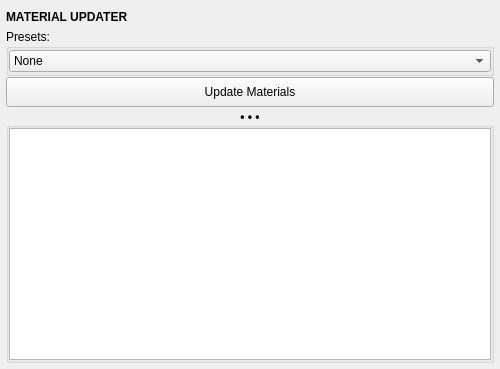
The window that mayatk/mat_utils/mat_updater.ui (m3trik/mayatk) describes before a commit, drawn with Qt 5.
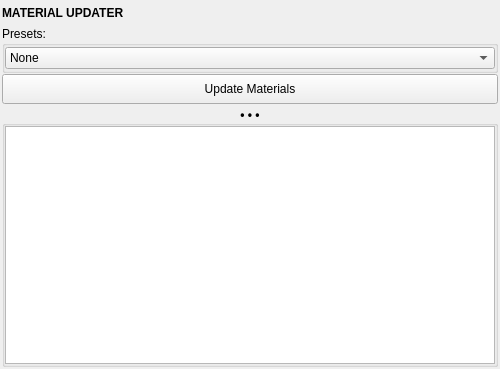
The same window after the commit. Custom widgets are drawn as their Qt base class.

```diff
--- a/mayatk/mat_utils/mat_updater.ui
+++ b/mayatk/mat_utils/mat_updater.ui
@@ -25,19 +25,19 @@
    </property>
    <layout class="QVBoxLayout" name="verticalLayout">
     <property name="spacing">
-     <number>1</number>
+     <number>2</number>
     </property>
     <property name="leftMargin">
-     <number>6</number>
+     <number>2</number>
     </property>
     <property name="topMargin">
-     <number>6</number>
+     <number>2</number>
     </property>
     <property name="rightMargin">
-     <number>6</number>
+     <number>2</number>
     </property>
     <property name="bottomMargin">
-     <number>6</number>
+     <number>2</number>
     </property>
     <item>
      <widget class="Header" name="header">
```
